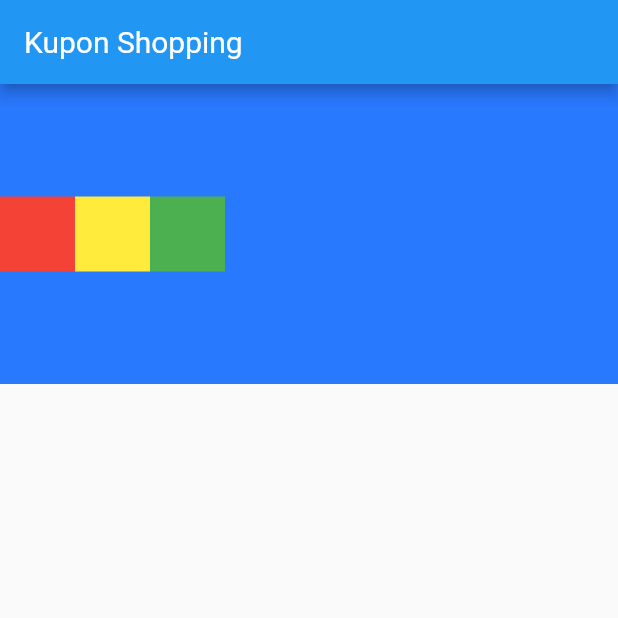
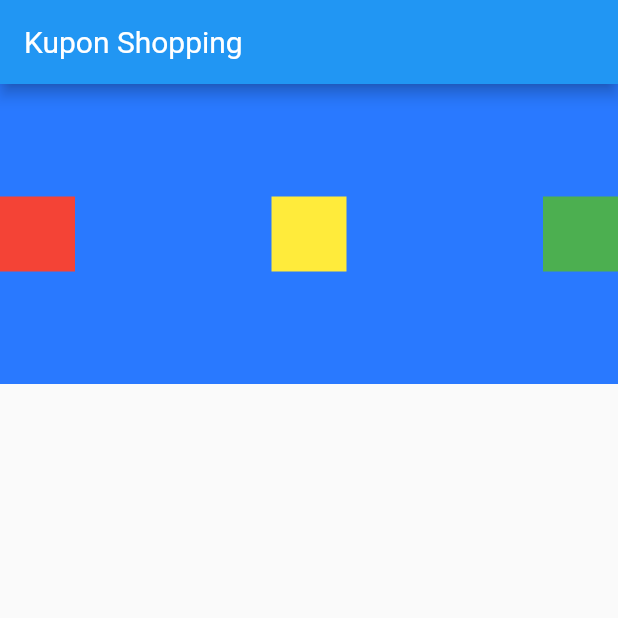
Before and after one commit to rizal282/flutter_course, a Flutter app: the screen it shows after launch, on a phone screen of 412 x 824 dp, the top half of it. Run offline on Flutter 3.47's test engine with Material 2 defaults, Android fonts, the phone set to English and light mode, and no system bars.

Commit message:
up alignment row

```diff
--- a/lib/row/layout_row.dart
+++ b/lib/row/layout_row.dart
@@ -14,6 +14,8 @@ class LayoutRow extends StatelessWidget {
           color: Colors.blueAccent[400]
         ),
         child: Row(
+          crossAxisAlignment: CrossAxisAlignment.center,
+          mainAxisAlignment: MainAxisAlignment.spaceBetween,
           children: [
             Container(
               width: 50,
```
